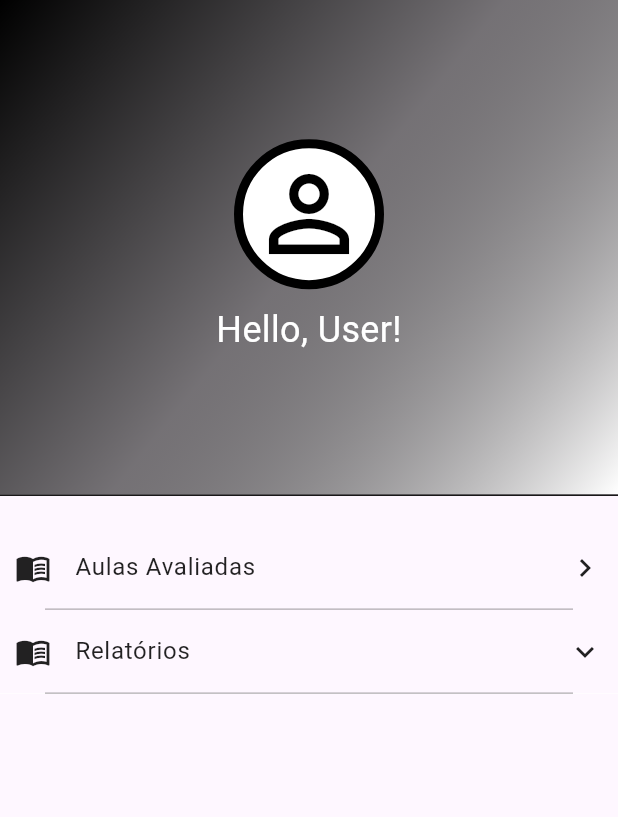
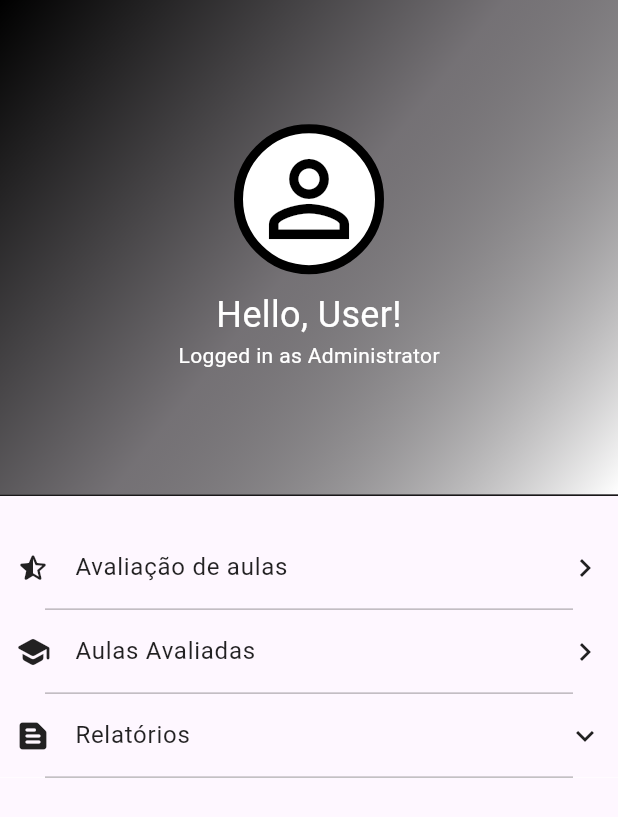
Before and after one commit to thaleslagemann/pgdbapp, a Flutter app: the screen it shows after launch, on a phone screen of 412 x 824 dp. Shown: the top 817 px of the screen. Run offline on Flutter 3.47's test engine with Material 2 defaults, Android fonts, the phone set to English and light mode, and no system bars.

Commit message:
add 'Avaliação de aulas' button

```diff
--- a/lib/home-page/home-page.dart
+++ b/lib/home-page/home-page.dart
@@ -1,6 +1,7 @@
-// ignore_for_file: avoid_unnecessary_containers, prefer_const_constructors, prefer_const_literals_to_create_immutables
+// ignore_for_file: avoid_unnecessary_containers, prefer_const_constructors, prefer_const_literals_to_create_immutables, prefer_final_fields
 
 import 'package:flutter/material.dart';
+import 'package:pgdbapp/evaluation/evaluation_history.dart';
 
 class HomePage extends StatefulWidget {
   const HomePage({super.key});
@@ -11,6 +12,21 @@ class HomePage extends StatefulWidget {
 
 class HomePageState extends State<HomePage> {
   bool _customTileExpanded = false;
+  int _permission = 0;
+
+  String _permissionSelector() {
+    switch (_permission) {
+      case 0:
+        return "Administrator";
+      case 1:
+        return "Student";
+      case 2:
+        return "Professor";
+      default:
+        return "Student";
+    }
+  }
+
   @override
   Widget build(BuildContext context) {
     return Scaffold(
@@ -22,7 +38,10 @@ class HomePageState extends State<HomePage> {
           children: [
             Container(
               decoration: BoxDecoration(
-                gradient: LinearGradient(begin: Alignment.topLeft, end: Alignment.bottomRight, colors: [Colors.black, Colors.black54, Colors.white]),
+                gradient: LinearGradient(
+                    begin: Alignment.topLeft,
+                    end: Alignment.bottomRight,
+                    colors: [Colors.black, Colors.black54, Colors.white]),
               ),
               height: MediaQuery.of(context).size.height / 2.5 - MediaQuery.of(context).padding.top,
               child: Row(
@@ -51,7 +70,14 @@ class HomePageState extends State<HomePage> {
                       ),
                       SizedBox(height: 10),
                       Center(
-                        child: Text('Hello, User!', style: TextStyle(fontSize: 24, fontWeight: FontWeight.w400, color: Colors.white)),
+                        child: Column(
+                          children: [
+                            Text('Hello, User!',
+                                style: TextStyle(fontSize: 24, fontWeight: FontWeight.w400, color: Colors.white)),
+                            Text('Logged in as ${_permissionSelector()}',
+                                style: TextStyle(fontWeight: FontWeight.w400, color: Colors.white)),
+                          ],
+                        ),
                       ),
                     ],
                   ),
@@ -74,14 +100,35 @@ class HomePageState extends State<HomePage> {
                         SizedBox(
                           height: 20,
                         ),
+                        if (_permission == 0 || _permission == 2)
+                          ListTile(
+                            contentPadding: EdgeInsets.symmetric(horizontal: 10),
+                            leading: Icon(Icons.star_half_rounded, color: Colors.black87),
+                            trailing: Icon(Icons.keyboard_arrow_right, color: Colors.black87),
+                            title: Text('Avaliação de aulas', style: TextStyle(color: Colors.black87)),
+                            onTap: () {
+                              setState(() {
+                                Navigator.push(context, MaterialPageRoute(builder: (context) => HomePage()));
+                              });
+                            },
+                          ),
+                        if (_permission == 0 || _permission == 2)
+                          Container(
+                            padding: EdgeInsets.symmetric(horizontal: 30),
+                            child: Divider(
+                              thickness: 1,
+                              color: Colors.black26,
+                              height: 0,
+                            ),
+                          ),
                         ListTile(
                           contentPadding: EdgeInsets.symmetric(horizontal: 10),
-                          leading: Icon(Icons.menu_book, color: Colors.black87),
+                          leading: Icon(Icons.school_rounded, color: Colors.black87),
                           trailing: Icon(Icons.keyboard_arrow_right, color: Colors.black87),
                           title: Text('Aulas Avaliadas', style: TextStyle(color: Colors.black87)),
                           onTap: () {
                             setState(() {
-                              Navigator.push(context, MaterialPageRoute(builder: (context) => HomePage()));
+                              Navigator.push(context, MaterialPageRoute(builder: (context) => EvaluationHistoryPage()));
                             });
                           },
                         ),
@@ -96,7 +143,7 @@ class HomePageState extends State<HomePage> {
                         ExpansionTile(
                           tilePadding: EdgeInsets.symmetric(horizontal: 10),
                           leading: Icon(
-                            Icons.menu_book,
+                            Icons.text_snippet_rounded,
                             color: Colors.black87,
                           ),
                           trailing: Icon(
@@ -122,8 +169,9 @@ class HomePageState extends State<HomePage> {
                                     Container(
                                       margin: EdgeInsets.symmetric(horizontal: 30),
                                       decoration: BoxDecoration(
-                                          border:
-                                              Border(bottom: BorderSide(color: Colors.black26, width: 1), top: BorderSide(color: Colors.black26, width: 1))),
+                                          border: Border(
+                                              bottom: BorderSide(color: Colors.black26, width: 1),
+                                              top: BorderSide(color: Colors.black26, width: 1))),
                                       child: ListTile(
                                         title: Text(
                                           'Diários',
@@ -137,7 +185,8 @@ class HomePageState extends State<HomePage> {
                                     ),
                                     Container(
                                       margin: EdgeInsets.symmetric(horizontal: 30),
-                                      decoration: BoxDecoration(border: Border(bottom: BorderSide(color: Colors.black26, width: 1))),
+                                      decoration: BoxDecoration(
+                                          border: Border(bottom: BorderSide(color: Colors.black26, width: 1))),
                                       child: ListTile(
                                         title: Text(
                                           'Semanais',
@@ -151,7 +200,8 @@ class HomePageState extends State<HomePage> {
                                     ),
                                     Container(
                                       margin: EdgeInsets.symmetric(horizontal: 30),
-                                      decoration: BoxDecoration(border: Border(bottom: BorderSide(color: Colors.black26, width: 1))),
+                                      decoration: BoxDecoration(
+                                          border: Border(bottom: BorderSide(color: Colors.black26, width: 1))),
                                       child: ListTile(
                                         title: Text(
                                           'Mensais',
@@ -165,7 +215,8 @@ class HomePageState extends State<HomePage> {
                                     ),
                                     Container(
                                       margin: EdgeInsets.symmetric(horizontal: 30),
-                                      decoration: BoxDecoration(border: Border(bottom: BorderSide(color: Colors.black26, width: 1))),
+                                      decoration: BoxDecoration(
+                                          border: Border(bottom: BorderSide(color: Colors.black26, width: 1))),
                                       child: ListTile(
                                         title: Text(
                                           'Anuais',
```
